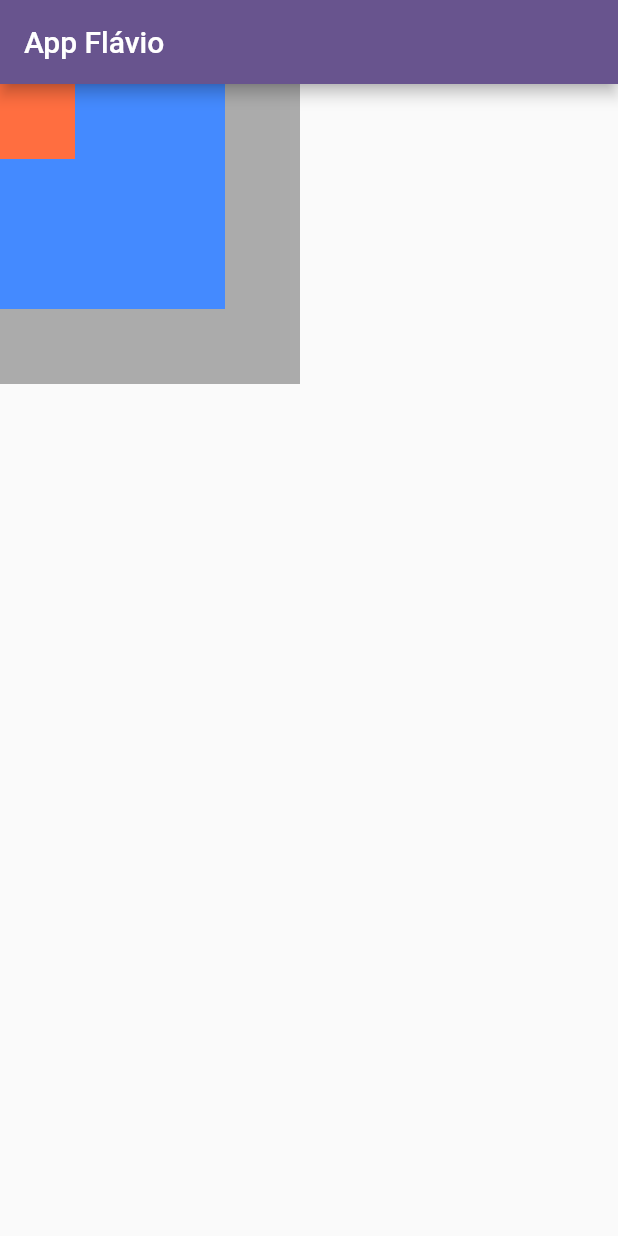
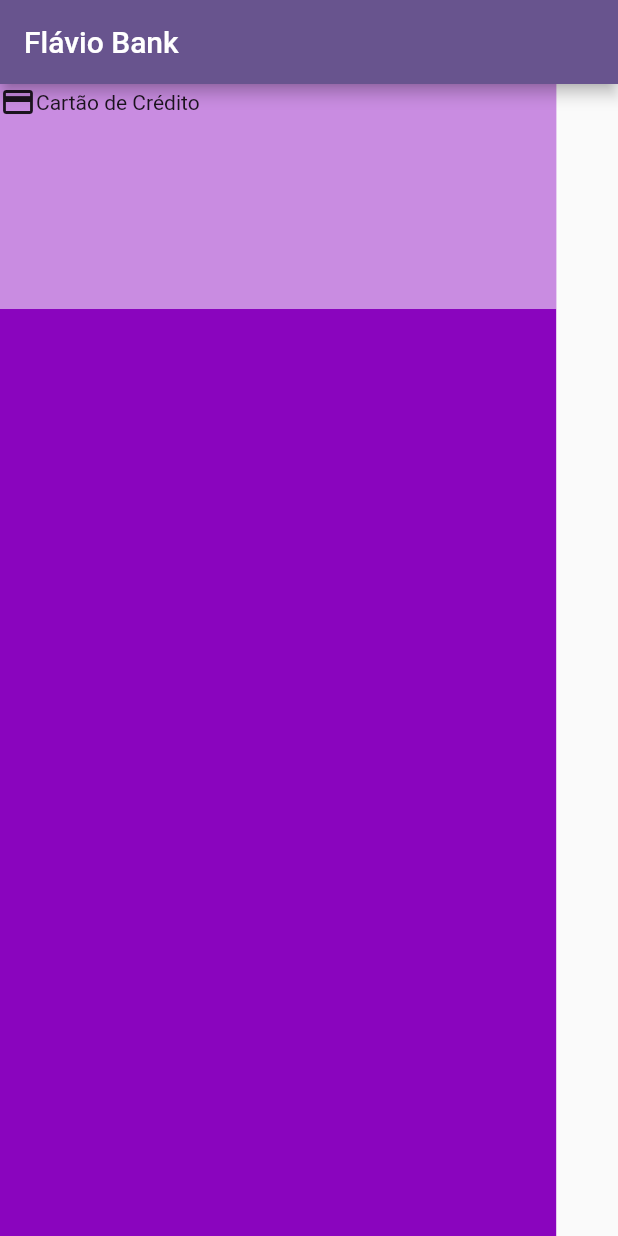
Before and after one commit to marquesflavio/projeto_flutter, a Flutter app: the screen it shows after launch, on a phone screen of 412 x 824 dp. Run offline on Flutter 3.47's test engine with Material 2 defaults, Android fonts, the phone set to English and light mode, and no system bars.

Commit message:
Adicionando telas no App Bank

```diff
--- a/lib/home_page.dart
+++ b/lib/home_page.dart
@@ -7,15 +7,28 @@ class HomePage extends StatelessWidget {
   Widget build(BuildContext context) {
     return  Scaffold(
       appBar: AppBar(
-        title: Text('App Flávio'),
+        title: const Text('Flávio Bank'),
       ),
       body: Container(
-        color: const Color.fromARGB(255, 231, 231, 231),
-        child: Stack(
+        color: const Color.fromRGBO(138, 5, 190, 1),
+        child: Column(
           children: [
-            Container(width: 200,height: 200,color: Colors.black26, ),
-            Container(width: 150,height: 150,color: Colors.blueAccent, ),
-            Container(width: 50,height: 50,color: Colors.deepOrangeAccent,),
+            Container(
+              width: MediaQuery.of(context).size.width*.9,
+              height: 150,
+              color: Colors.white54,
+              child: const Column(
+                children: [
+                  Row(
+                    children: [
+                      Icon(Icons.credit_card),
+                      Text('Cartão de Crédito',
+                      style: TextStyle(),)
+                    ],
+                  ),
+                ],
+              ),
+            ),
           ],
         ),
       ),
```
